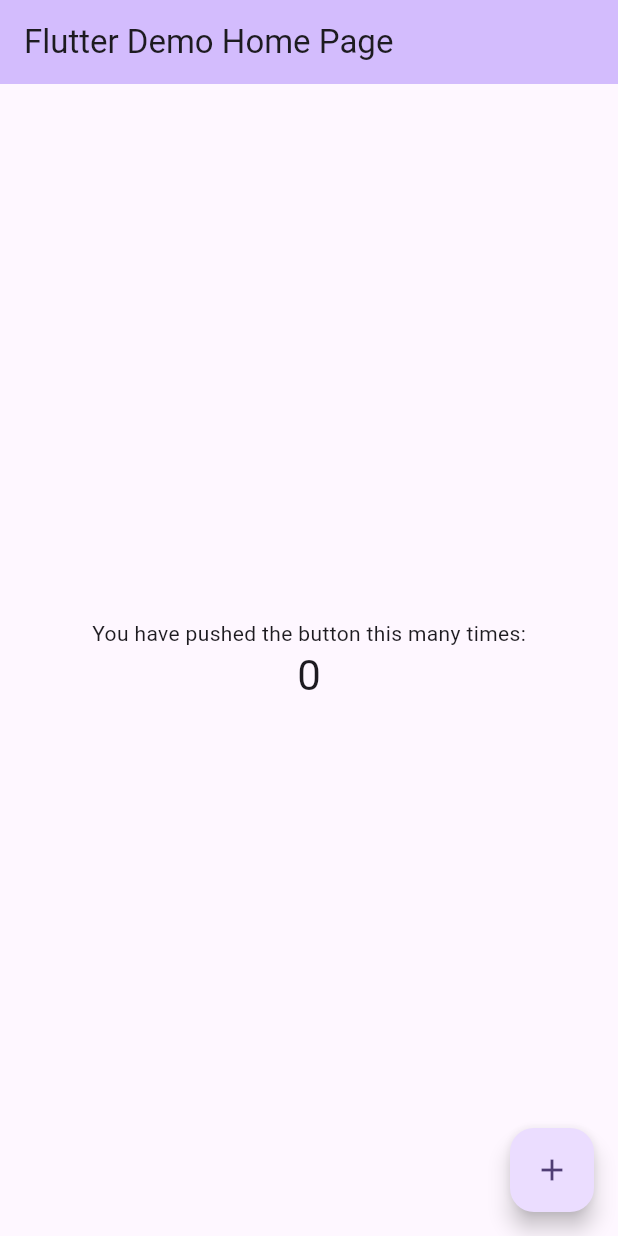
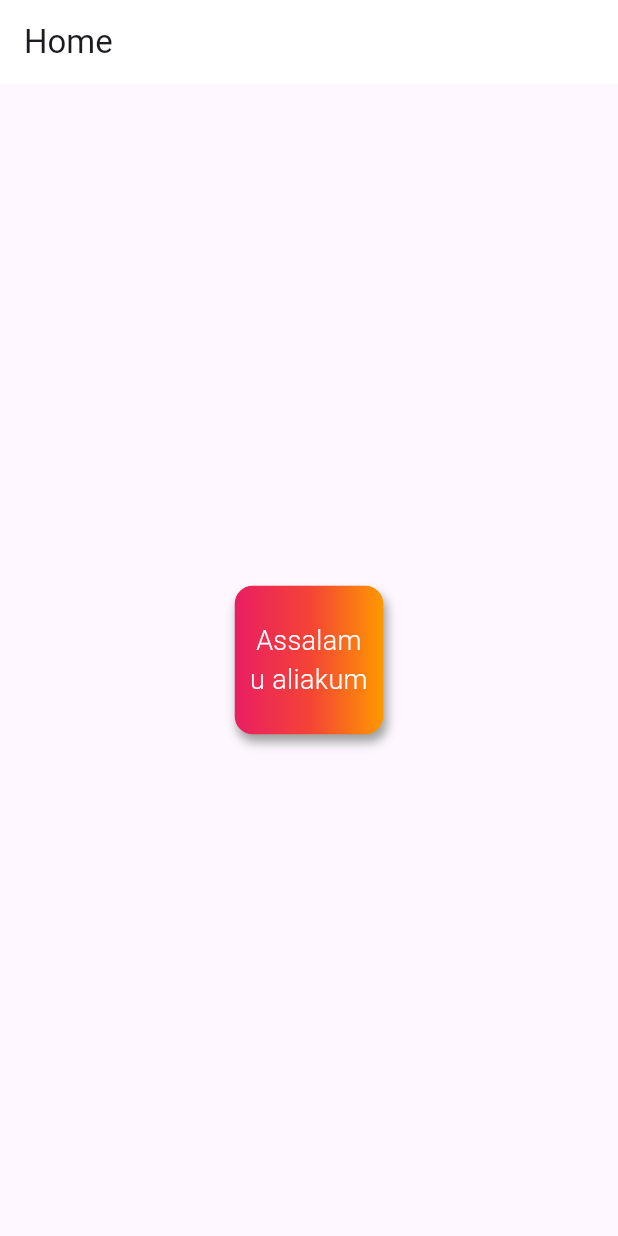
Before and after one commit to waqarfoedev/catalog_flutter, a Flutter app: the screen it shows after launch, on a phone screen of 412 x 824 dp. Run offline on Flutter 3.47's test engine with Material 3 defaults, Android fonts, the phone set to English and light mode, and no system bars.

Commit message:
Container

```diff
--- a/lib/main.dart
+++ b/lib/main.dart
@@ -1,125 +1,51 @@
 import 'package:flutter/material.dart';
 
-void main() {
-  runApp(const MyApp());
+void main(){
+  runApp(MaterialApp(
+    title: "catalog",
+    home: HomePage()
+  ));
 }
 
-class MyApp extends StatelessWidget {
-  const MyApp({super.key});
-
-  // This widget is the root of your application.
-  @override
-  Widget build(BuildContext context) {
-    return MaterialApp(
-      title: 'Flutter Demo',
-      theme: ThemeData(
-        // This is the theme of your application.
-        //
-        // TRY THIS: Try running your application with "flutter run". You'll see
-        // the application has a purple toolbar. Then, without quitting the app,
-        // try changing the seedColor in the colorScheme below to Colors.green
-        // and then invoke "hot reload" (save your changes or press the "hot
-        // reload" button in a Flutter-supported IDE, or press "r" if you used
-        // the command line to start the app).
-        //
-        // Notice that the counter didn't reset back to zero; the application
-        // state is not lost during the reload. To reset the state, use hot
-        // restart instead.
-        //
-        // This works for code too, not just values: Most code changes can be
-        // tested with just a hot reload.
-        colorScheme: ColorScheme.fromSeed(seedColor: Colors.deepPurple),
-        useMaterial3: true,
-      ),
-      home: const MyHomePage(title: 'Flutter Demo Home Page'),
-    );
-  }
-}
-
-class MyHomePage extends StatefulWidget {
-  const MyHomePage({super.key, required this.title});
-
-  // This widget is the home page of your application. It is stateful, meaning
-  // that it has a State object (defined below) that contains fields that affect
-  // how it looks.
-
-  // This class is the configuration for the state. It holds the values (in this
-  // case the title) provided by the parent (in this case the App widget) and
-  // used by the build method of the State. Fields in a Widget subclass are
-  // always marked "final".
-
-  final String title;
-
-  @override
-  State<MyHomePage> createState() => _MyHomePageState();
-}
-
-class _MyHomePageState extends State<MyHomePage> {
-  int _counter = 0;
-
-  void _incrementCounter() {
-    setState(() {
-      // This call to setState tells the Flutter framework that something has
-      // changed in this State, which causes it to rerun the build method below
-      // so that the display can reflect the updated values. If we changed
-      // _counter without calling setState(), then the build method would not be
-      // called again, and so nothing would appear to happen.
-      _counter++;
-    });
-  }
+class HomePage extends StatelessWidget {
+  // const HomePage({super.key});
 
   @override
   Widget build(BuildContext context) {
-    // This method is rerun every time setState is called, for instance as done
-    // by the _incrementCounter method above.
-    //
-    // The Flutter framework has been optimized to make rerunning build methods
-    // fast, so that you can just rebuild anything that needs updating rather
-    // than having to individually change instances of widgets.
     return Scaffold(
       appBar: AppBar(
-        // TRY THIS: Try changing the color here to a specific color (to
-        // Colors.amber, perhaps?) and trigger a hot reload to see the AppBar
-        // change color while the other colors stay the same.
-        backgroundColor: Theme.of(context).colorScheme.inversePrimary,
-        // Here we take the value from the MyHomePage object that was created by
-        // the App.build method, and use it to set our appbar title.
-        title: Text(widget.title),
-      ),
-      body: Center(
-        // Center is a layout widget. It takes a single child and positions it
-        // in the middle of the parent.
-        child: Column(
-          // Column is also a layout widget. It takes a list of children and
-          // arranges them vertically. By default, it sizes itself to fit its
-          // children horizontally, and tries to be as tall as its parent.
-          //
-          // Column has various properties to control how it sizes itself and
-          // how it positions its children. Here we use mainAxisAlignment to
-          // center the children vertically; the main axis here is the vertical
-          // axis because Columns are vertical (the cross axis would be
-          // horizontal).
-          //
-          // TRY THIS: Invoke "debug painting" (choose the "Toggle Debug Paint"
-          // action in the IDE, or press "p" in the console), to see the
-          // wireframe for each widget.
-          mainAxisAlignment: MainAxisAlignment.center,
-          children: <Widget>[
-            const Text(
-              'You have pushed the button this many times:',
+        title: const Text("Home"),
+        backgroundColor: Colors.white
+        ),
+        body: Center(
+          child: Container(
+            padding: const EdgeInsets.all(8),
+            alignment: Alignment.center,
+            height: 99,
+            width: 99,
+            decoration: BoxDecoration(
+              borderRadius: BorderRadius.circular(12),
+              boxShadow: const [
+                BoxShadow(
+                  color: Colors.grey,
+                  blurRadius: 5,
+                  offset: Offset(2.1, 4.9)
+
+                )
+              ],
+              gradient: const LinearGradient(
+                colors: [Colors.pink, Colors.red, Colors.orange]
+              )
             ),
-            Text(
-              '$_counter',
-              style: Theme.of(context).textTheme.headlineMedium,
-            ),
-          ],
+            child: const Text("Assalam u aliakum",
+            textAlign: TextAlign.center,
+            style: TextStyle(
+              color: Colors.white,
+              fontSize: 18,
+              fontWeight: FontWeight.w300
+            ),),
+          ),
         ),
-      ),
-      floatingActionButton: FloatingActionButton(
-        onPressed: _incrementCounter,
-        tooltip: 'Increment',
-        child: const Icon(Icons.add),
-      ), // This trailing comma makes auto-formatting nicer for build methods.
-    );
+        );
   }
 }
```
Also changed, not shown: 1 other file.
